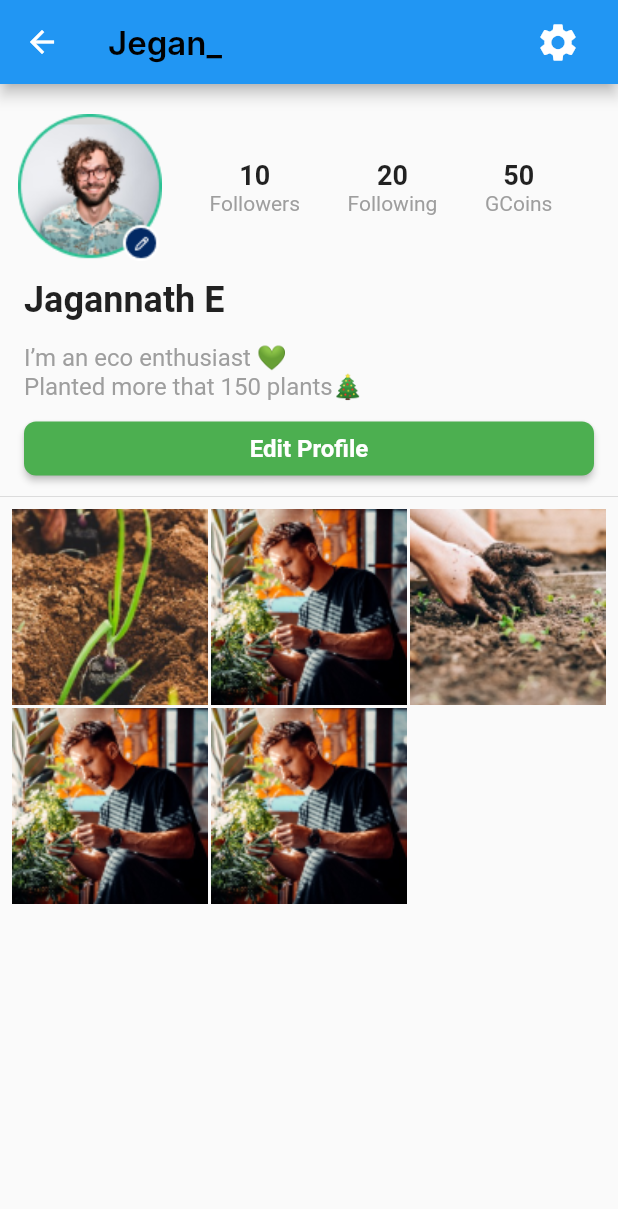
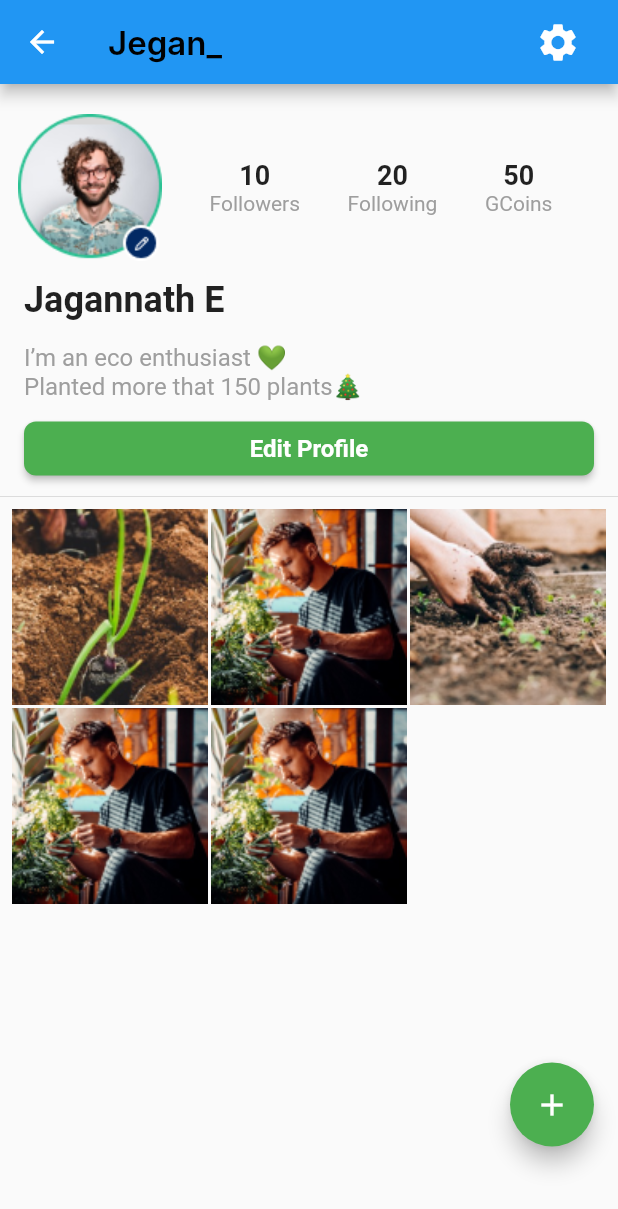
Before and after one commit to karuppan-the-pentester/green-verse, a Flutter app: the GVProfilePage screen opened directly, on a phone screen of 412 x 824 dp. Shown: the top 1209 px of the screen. Run offline on Flutter 3.47's test engine with Material 2 defaults, Android fonts, the light colour scheme and no system bars; missing offline and left inert: introduction_slider; Roboto replaces fonts that are missing (Inter); statements that could not run were skipped.

Commit message:
Adding Floating Icon for the profilePage

```diff
--- a/lib/screens/Profile_Page.dart
+++ b/lib/screens/Profile_Page.dart
@@ -81,15 +81,18 @@ class GVProfilePage extends StatelessWidget {
                 fontSize: 22,
                 fontWeight: FontWeight.w600,
                 color: Color(0xff000000),
-                height: 22/18,
+                height: 22 / 18,
               ),
               textAlign: TextAlign.left,
             ),
             IconButton(
               onPressed: () {
-
+                // Handle settings icon press
               },
-              icon: const Icon(Icons.settings, size: 30.0,),
+              icon: const Icon(
+                Icons.settings,
+                size: 30.0,
+              ),
             ),
           ],
         ),
@@ -109,7 +112,10 @@ class GVProfilePage extends StatelessWidget {
                     child: Row(
                       mainAxisAlignment: MainAxisAlignment.spaceEvenly,
                       children: [
-                        ProfileStatWidget(count: '10', label: 'Followers',),
+                        ProfileStatWidget(
+                          count: '10',
+                          label: 'Followers',
+                        ),
                         ProfileStatWidget(count: '20', label: 'Following'),
                         ProfileStatWidget(count: '50', label: 'GCoins'),
                       ],
@@ -146,9 +152,7 @@ class GVProfilePage extends StatelessWidget {
               child: Container(
                 width: double.infinity,
                 child: ElevatedButton(
-                  onPressed: () {
-
-                  },
+                  onPressed: () {},
                   style: ElevatedButton.styleFrom(
                     primary: Colors.green,
                     shape: RoundedRectangleBorder(
@@ -169,8 +173,6 @@ class GVProfilePage extends StatelessWidget {
                 ),
               ),
             ),
-
-
 
             const Divider(),
             Container(
@@ -212,6 +214,23 @@ class GVProfilePage extends StatelessWidget {
                     );
                   }
                 },
+              ),
+            ),
+            SizedBox(height: 90),
+            Padding(
+              padding: const EdgeInsets.all(16.0),
+
+              child: Align(
+                alignment: Alignment.bottomRight,
+
+                child: FloatingActionButton(
+
+                  onPressed: () {
+                    // Handle creating a new post
+                  },
+                  backgroundColor: Colors.green,
+                  child: const Icon(Icons.add, color: Colors.white),
+                ),
               ),
             ),
           ],
```
